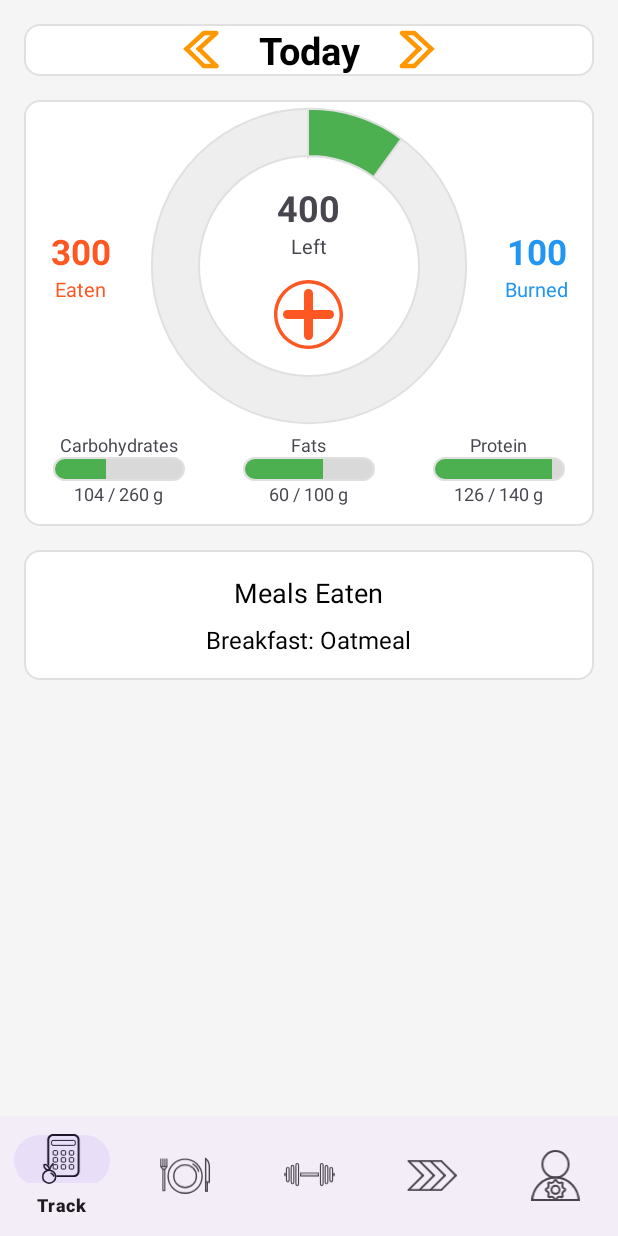
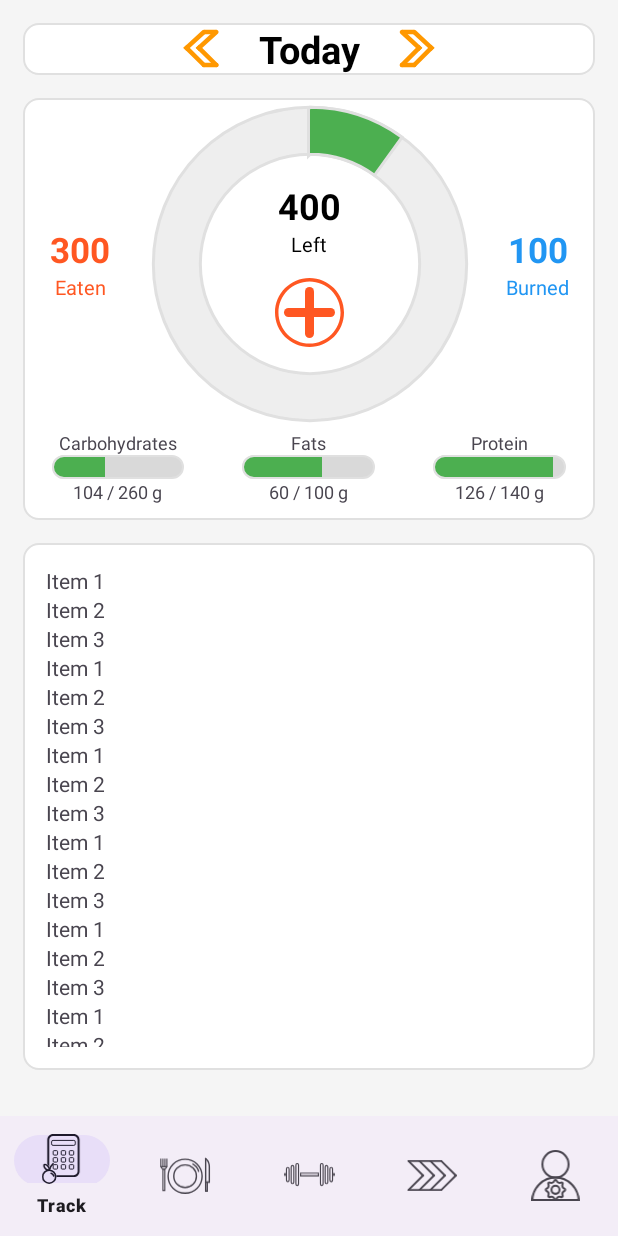
Before and after one commit to Drakon4ik-Coder/FitnessApp, an Android app: the screen it shows after launch (MainActivity), on a phone screen of 412 x 824 dp. Run offline under Robolectric (Android 15) with nearby library versions, the phone set to English and light mode, and no system bars; our stand-ins replace navigation-ui, sdp/ssp sizes.

Commit message:
Added scrollable view for eaten meals

```diff
--- a/app/src/main/res/drawable/circle_progress_drawable.xml
+++ b/app/src/main/res/drawable/circle_progress_drawable.xml
@@ -11,7 +11,7 @@
             <solid android:color="@color/progressBarBackground" />
             <corners android:radius="@dimen/_50sdp"/>
             <stroke
-                android:width="1dp"
+                android:width="2dp"
                 android:color="@color/stroke_color" />
         </shape>
     </item>
@@ -28,12 +28,9 @@
                     android:shape="ring"
                     android:thicknessRatio="7"
                     android:useLevel="true">
-                <gradient
-                        android:endColor="@color/progressBarColor"
-                        android:startColor="@color/progressBarColor"
-                        android:type="sweep" />
+                <solid android:color="@color/progressBarColor" />
                 <stroke
-                    android:width="1dp"
+                    android:width="2dp"
                     android:color="@color/stroke_color" />
             </shape>
         </rotate>
--- a/app/src/main/res/layout/fragment_track.xml
+++ b/app/src/main/res/layout/fragment_track.xml
@@ -9,7 +9,7 @@
     <ScrollView
         android:layout_width="match_parent"
         android:layout_height="match_parent"
-        android:padding="16dp">
+        android:padding="@dimen/_12sdp">
 
         <LinearLayout
             android:layout_width="match_parent"
@@ -22,7 +22,7 @@
                 android:id="@+id/date_container"
                 android:layout_width="match_parent"
                 android:layout_height="wrap_content"
-                android:layout_marginBottom="16dp"
+                android:layout_marginBottom="@dimen/_12sdp"
                 android:orientation="horizontal"
                 android:gravity="center"
                 android:background="@drawable/rounded_white_background"
@@ -59,7 +59,7 @@
             <LinearLayout
                 android:layout_width="match_parent"
                 android:layout_height="wrap_content"
-                android:layout_marginBottom="16dp"
+                android:layout_marginBottom="@dimen/_12sdp"
                 android:orientation="vertical"
                 android:background="@drawable/rounded_white_background">
 
@@ -119,8 +119,7 @@
                             android:gravity="center"
                             app:layout_constraintBottom_toBottomOf="parent"
                             app:layout_constraintTop_toTopOf="parent"
-                            app:layout_constraintVertical_bias="0.5"
-                            tools:layout_editor_absoluteX="0dp">
+                            app:layout_constraintVertical_bias="0.5">
 
                             <TextView
                                 android:id="@+id/progressCaloriesTextView"
@@ -129,6 +128,7 @@
                                 android:text="400"
                                 android:textSize="24sp"
                                 android:textStyle="bold"
+                                android:textColor="@color/black"
                                 app:layout_constraintBottom_toBottomOf="parent"
                                 app:layout_constraintEnd_toEndOf="parent"
                                 app:layout_constraintHorizontal_bias="0.5"
@@ -141,6 +141,7 @@
                                 android:layout_height="wrap_content"
                                 android:text="Left"
                                 android:textSize="13sp"
+                                android:textColor="@color/black"
                                 app:layout_constraintEnd_toEndOf="parent"
                                 app:layout_constraintHorizontal_bias="0.502"
                                 app:layout_constraintStart_toStartOf="parent"
@@ -150,12 +151,12 @@
                                 android:layout_width="wrap_content"
                                 android:layout_height="wrap_content"
                                 android:background="?android:selectableItemBackground"
+                                android:contentDescription="Add meal"
                                 android:src="@drawable/ic_add"
                                 android:layout_marginTop="@dimen/_10sdp"
                                 app:layout_constraintEnd_toEndOf="parent"
                                 app:layout_constraintHorizontal_bias="0.5"
-                                app:layout_constraintStart_toStartOf="parent"
-                                tools:layout_editor_absoluteY="116dp" />
+                                app:layout_constraintStart_toStartOf="parent"/>
                         </LinearLayout>
                     </androidx.constraintlayout.widget.ConstraintLayout>
                     <LinearLayout
@@ -212,7 +213,6 @@
                             android:layout_height="wrap_content"
                             android:gravity="center"
                             android:textSize="12sp"
-                            android:layout_marginBottom="@dimen/_2sdp"
                             android:text="104 / 260 g" />
                     </LinearLayout>
 
@@ -242,7 +242,6 @@
                             android:layout_height="wrap_content"
                             android:gravity="center"
                             android:textSize="12sp"
-                            android:layout_marginBottom="@dimen/_2sdp"
                             android:text="60 / 100 g" />
                     </LinearLayout>
 
@@ -272,7 +271,6 @@
                             android:layout_height="wrap_content"
                             android:gravity="center"
                             android:textSize="12sp"
-                            android:layout_marginBottom="@dimen/_2sdp"
                             android:text="126 / 140 g" />
                     </LinearLayout>
                 </LinearLayout>
@@ -282,34 +280,111 @@
 
             <!-- Third Rectangle for meals list -->
             <LinearLayout
-                android:id="@+id/meals_container"
                 android:layout_width="match_parent"
+                android:layout_height="@dimen/_270sdp"
+                android:background="@drawable/rounded_white_background"
+                android:orientation="vertical"
+                android:padding="@dimen/_12sdp">
+
+                <ScrollView
+                    android:layout_width="match_parent"
+                    android:layout_height="match_parent">
+
+                    <LinearLayout
+                        android:layout_width="match_parent"
+                        android:layout_height="@dimen/_500sdp"
+                        android:orientation="vertical">
+
+                        <!-- Add your scrollable content here -->
+                        <TextView
+                            android:layout_width="wrap_content"
                             android:layout_height="wrap_content"
-                android:orientation="vertical"
-                android:gravity="center"
-                android:background="@drawable/rounded_white_background"
-                android:padding="16dp">
+                            android:text="Item 1" />
 
                         <TextView
-                    android:id="@+id/meals_title"
                             android:layout_width="wrap_content"
                             android:layout_height="wrap_content"
-                    android:text="Meals Eaten"
-                    android:textSize="18sp"
-                    android:textColor="@color/black"
-                    android:layout_marginBottom="8dp" />
+                            android:text="Item 2" />
 
-                <!-- Sample List Item -->
                         <TextView
-                    android:id="@+id/meal_item"
                             android:layout_width="wrap_content"
                             android:layout_height="wrap_content"
-                    android:text="Breakfast: Oatmeal"
-                    android:textSize="16sp"
-                    android:textColor="@color/black" />
+                            android:text="Item 3" />
+                        <TextView
+                            android:layout_width="wrap_content"
+                            android:layout_height="wrap_content"
+                            android:text="Item 1" />
 
-                <!-- Add more meal items dynamically if needed -->
+                        <TextView
+                            android:layout_width="wrap_content"
+                            android:layout_height="wrap_content"
+                            android:text="Item 2" />
 
+                        <TextView
+                            android:layout_width="wrap_content"
+                            android:layout_height="wrap_content"
+                            android:text="Item 3" />
+                        <TextView
+                            android:layout_width="wrap_content"
+                            android:layout_height="wrap_content"
+                            android:text="Item 1" />
+
+                        <TextView
+                            android:layout_width="wrap_content"
+                            android:layout_height="wrap_content"
+                            android:text="Item 2" />
+
+                        <TextView
+                            android:layout_width="wrap_content"
+                            android:layout_height="wrap_content"
+                            android:text="Item 3" />
+                        <TextView
+                            android:layout_width="wrap_content"
+                            android:layout_height="wrap_content"
+                            android:text="Item 1" />
+
+                        <TextView
+                            android:layout_width="wrap_content"
+                            android:layout_height="wrap_content"
+                            android:text="Item 2" />
+
+                        <TextView
+                            android:layout_width="wrap_content"
+                            android:layout_height="wrap_content"
+                            android:text="Item 3" />
+                        <TextView
+                            android:layout_width="wrap_content"
+                            android:layout_height="wrap_content"
+                            android:text="Item 1" />
+
+                        <TextView
+                            android:layout_width="wrap_content"
+                            android:layout_height="wrap_content"
+                            android:text="Item 2" />
+
+                        <TextView
+                            android:layout_width="wrap_content"
+                            android:layout_height="wrap_content"
+                            android:text="Item 3" />
+                        <TextView
+                            android:layout_width="wrap_content"
+                            android:layout_height="wrap_content"
+                            android:text="Item 1" />
+
+                        <TextView
+                            android:layout_width="wrap_content"
+                            android:layout_height="wrap_content"
+                            android:text="Item 2" />
+
+                        <TextView
+                            android:layout_width="wrap_content"
+                            android:layout_height="wrap_content"
+                            android:text="Item 3" />
+
+                        <!-- Add more items as needed -->
+
+                    </LinearLayout>
+                </ScrollView>
             </LinearLayout>
 
         </LinearLayout>
```
Lines whose indentation alone changed are shown as unchanged.
